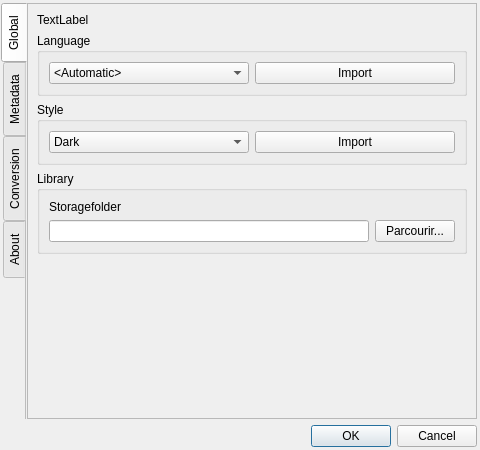
Old version of the form settings.ui in the repository LordKBX/eBookCollection.
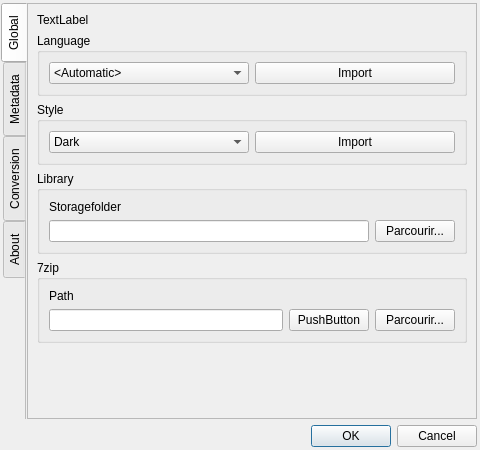
New version of the form.

Commit message:
add option lib archiver(read only for now),
compilation script updated,
scripts installers modified:
- version with python installer deleted
- version light updated
- creation version python compiled

Patch:
```diff
--- a/settings.ui
+++ b/settings.ui
@@ -305,6 +305,53 @@
              </layout>
             </widget>
            </item>
+           <item>
+            <widget class="QGroupBox" name="tab_global_archiver_group_box">
+             <property name="title">
+              <string>7zip</string>
+             </property>
+             <layout class="QVBoxLayout" name="verticalLayout_8">
+              <item>
+               <widget class="QLabel" name="tab_global_archiver_folder_label">
+                <property name="text">
+                 <string>Path</string>
+                </property>
+               </widget>
+              </item>
+              <item>
+               <layout class="QHBoxLayout" name="tab_global_archiver_hl1">
+                <item>
+                 <widget class="QLineEdit" name="tab_global_archiver_folder_line_edit">
+                  <property name="readOnly">
+                   <bool>true</bool>
+                  </property>
+                 </widget>
+                </item>
+                <item>
+                 <widget class="QPushButton" name="tab_global_archiver_folder_test_btn">
+                  <property name="text">
+                   <string>PushButton</string>
+                  </property>
+                 </widget>
+                </item>
+                <item>
+                 <widget class="QPushButton" name="tab_global_archiver_folder_browse_btn">
+                  <property name="cursor">
+                   <cursorShape>ArrowCursor</cursorShape>
+                  </property>
+                  <property name="focusPolicy">
+                   <enum>Qt::NoFocus</enum>
+                  </property>
+                  <property name="text">
+                   <string>Parcourir...</string>
+                  </property>
+                 </widget>
+                </item>
+               </layout>
+              </item>
+             </layout>
+            </widget>
+           </item>
            <item>
             <spacer name="tab_global_vertical_spacer">
              <property name="orientation">
@@ -313,7 +360,7 @@
              <property name="sizeHint" stdset="0">
               <size>
                <width>20</width>
-               <height>40</height>
+               <height>10</height>
               </size>
              </property>
             </spacer>
```
Left out of the diff: 6 changed lines with no effect on the pictures. The commit also changes 33 other files.
